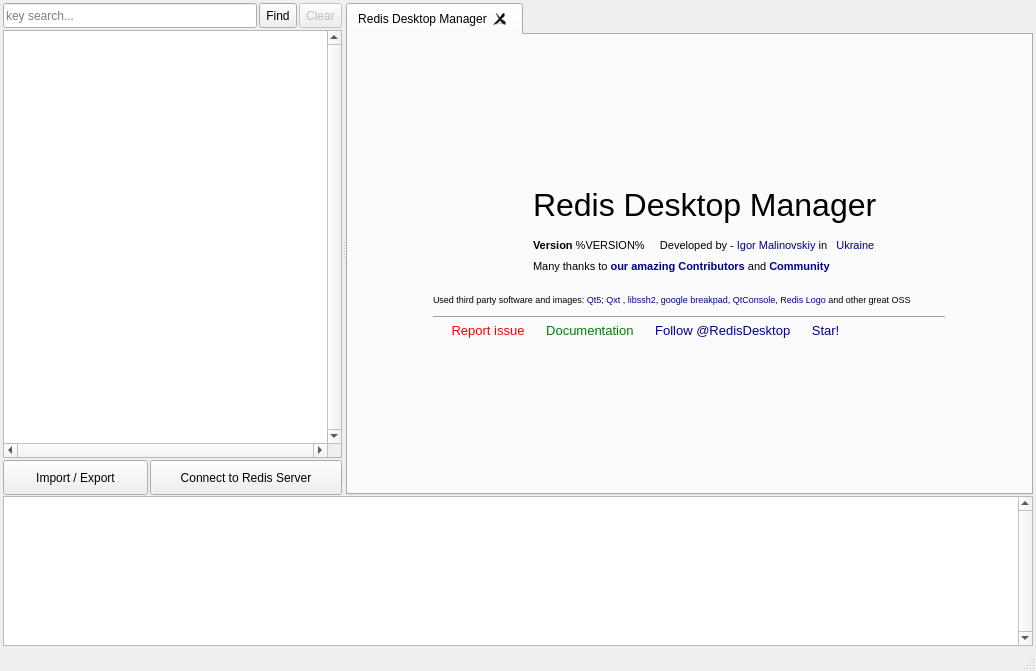
This is redis-desktop-manager/forms/demo.ui in RedisInsight/RedisDesktopManager as Qt 5 draws it before an edit. The edited form follows.
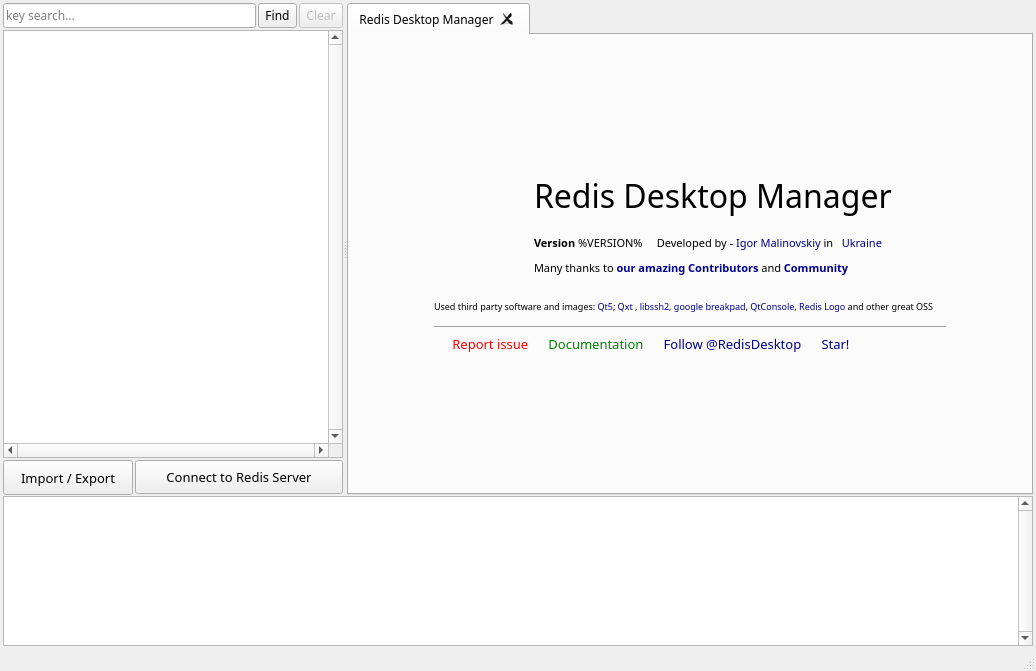
This is the edited form. Icons and pictures are not drawn. Custom widgets are drawn as their Qt base class.

```diff
--- a/redis-desktop-manager/forms/demo.ui
+++ b/redis-desktop-manager/forms/demo.ui
@@ -31,7 +31,7 @@
     <normaloff>:/images/redisBigIcon.png</normaloff>:/images/redisBigIcon.png</iconset>
   </property>
   <property name="styleSheet">
-   <string notr="true">font-family: tahoma, arial, ubuntu, sans-serif;</string>
+   <string notr="true">font-family: open-sans, ubuntu, sans-serif;</string>
   </property>
   <property name="tabShape">
    <enum>QTabWidget::Rounded</enum>
@@ -256,7 +256,7 @@
            </property>
            <property name="minimumSize">
             <size>
-             <width>300</width>
+             <width>330</width>
              <height>0</height>
             </size>
            </property>
@@ -299,15 +299,21 @@
            </property>
            <item>
             <widget class="QToolButton" name="pbImportConnections">
+             <property name="sizePolicy">
+              <sizepolicy hsizetype="MinimumExpanding" vsizetype="Fixed">
+               <horstretch>0</horstretch>
+               <verstretch>0</verstretch>
+              </sizepolicy>
+             </property>
              <property name="minimumSize">
               <size>
-               <width>145</width>
+               <width>130</width>
                <height>35</height>
               </size>
              </property>
              <property name="maximumSize">
               <size>
-               <width>145</width>
+               <width>190</width>
                <height>35</height>
               </size>
              </property>
@@ -317,6 +323,12 @@
                <height>35</height>
               </size>
              </property>
+             <property name="font">
+              <font>
+               <family>open-sans,ubuntu,sans-serif</family>
+               <pointsize>10</pointsize>
+              </font>
+             </property>
              <property name="text">
               <string>Import / Export</string>
              </property>
@@ -338,15 +350,15 @@
            <item>
             <widget class="QToolButton" name="pbAddServer">
              <property name="sizePolicy">
-              <sizepolicy hsizetype="Preferred" vsizetype="Fixed">
+              <sizepolicy hsizetype="Expanding" vsizetype="Fixed">
                <horstretch>0</horstretch>
                <verstretch>0</verstretch>
               </sizepolicy>
              </property>
              <property name="minimumSize">
               <size>
-               <width>135</width>
-               <height>35</height>
+               <width>160</width>
+               <height>34</height>
               </size>
              </property>
              <property name="maximumSize">
@@ -361,6 +373,12 @@
                <height>35</height>
               </size>
              </property>
+             <property name="font">
+              <font>
+               <family>open-sans,ubuntu,sans-serif</family>
+               <pointsize>10</pointsize>
+              </font>
+             </property>
              <property name="layoutDirection">
               <enum>Qt::LeftToRight</enum>
              </property>
```
Left out of the diff: 2 changed lines with no effect on the pictures.
